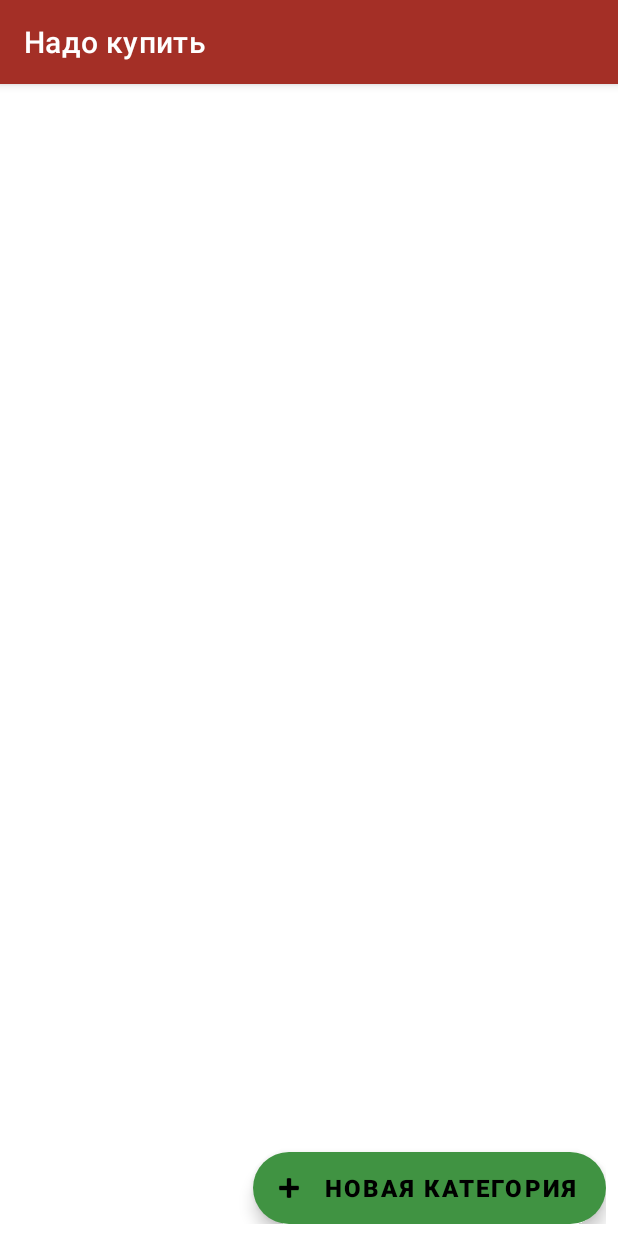
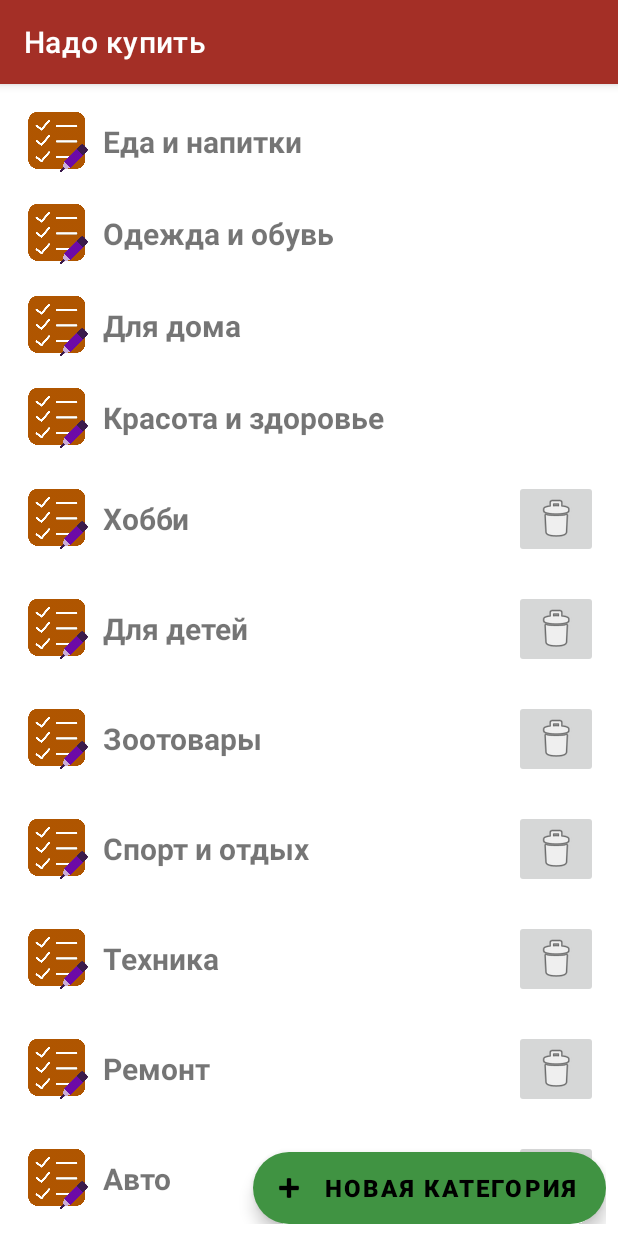
Before and after one commit to olyana86/shopping_lists_app, an Android app: the CategoriesListActivity screen opened directly, with no data from a screen before it, on a phone screen of 412 x 824 dp. Run offline under Robolectric (Android 15) with nearby library versions, the phone set to English and light mode, and no system bars; our stand-ins replace Room's generated code, data binding.

Commit message:
RecyclerView for CategoriesListActivity added.

```diff
--- a/app/src/main/java/com/example/shoppinglistsapp/data/database/ShoppingListsDatabase.kt
+++ b/app/src/main/java/com/example/shoppinglistsapp/data/database/ShoppingListsDatabase.kt
@@ -52,10 +52,15 @@ abstract class ShoppingListsDatabase : RoomDatabase() {
                     GlobalScope.launch {
                         getInstance(context).itemPriorityDao().insertAllPriorities(PrepopulateData.priorities)
                         getInstance(context).itemCategoryDao().insertAllCategories(PrepopulateData.categories)
+                        getInstance(context).listDao().insertList(PrepopulateData.commonList)
                     }
                 }
             }
         object PrepopulateData {
+            val commonList = ListEntity(
+                list_id = 1,
+                listName = "Общий список"
+            )
             val priorities = listOf(
                 ItemPriorityEntity(
                     priority_id = 1,
--- a/app/src/main/java/com/example/shoppinglistsapp/presentation/activity/CategoriesListActivity.kt
+++ b/app/src/main/java/com/example/shoppinglistsapp/presentation/activity/CategoriesListActivity.kt
@@ -1,21 +1,54 @@
 package com.example.shoppinglistsapp.presentation.activity
 
+import android.content.Intent
 import androidx.appcompat.app.AppCompatActivity
 import android.os.Bundle
 import androidx.databinding.DataBindingUtil
+import androidx.lifecycle.Observer
+import androidx.lifecycle.ViewModelProvider
+import androidx.recyclerview.widget.LinearLayoutManager
 import com.example.shoppinglistsapp.R
+import com.example.shoppinglistsapp.data.database.ShoppingListsDatabase
+import com.example.shoppinglistsapp.data.entity.ItemCategoryEntity
+import com.example.shoppinglistsapp.data.repository.ShoppingListsRepository
 import com.example.shoppinglistsapp.databinding.ActivityCategoriesListBinding
+import com.example.shoppinglistsapp.presentation.adapter.AllCategoriesEditableRecyclerViewAdapter
 import com.example.shoppinglistsapp.presentation.fragment.EditableCategoryDialogFragment
+import com.example.shoppinglistsapp.presentation.viewmodel.CategoriesListViewModel
+import com.example.shoppinglistsapp.presentation.viewmodel.CategoriesListViewModelFactory
 
 class CategoriesListActivity : AppCompatActivity() {
     override fun onCreate(savedInstanceState: Bundle?) {
         super.onCreate(savedInstanceState)
         val binding: ActivityCategoriesListBinding = DataBindingUtil.setContentView(this, R.layout.activity_categories_list)
 
-        binding.allCategoriesRecyclerview
+        val database = ShoppingListsDatabase.getInstance(this)
+        val repository = ShoppingListsRepository(database)
+        val factory = CategoriesListViewModelFactory(repository)
+        val viewModel = ViewModelProvider(this, factory)[CategoriesListViewModel::class.java]
+
+        binding.allCategoriesRecyclerview.layoutManager = LinearLayoutManager(this)
+        val adapterCategories = AllCategoriesEditableRecyclerViewAdapter {itemCategoryEntity: ItemCategoryEntity ->
+            categoryItemClicked(itemCategoryEntity)
+        }
+        binding.allCategoriesRecyclerview.adapter = adapterCategories
+        viewModel.getAllCategories().observe(this, Observer {
+            adapterCategories.setAllCategoriesList(it)
+            adapterCategories.notifyDataSetChanged()
+        })
 
         binding.addNewCategoryFab.setOnClickListener {
 
         }
     }
+
+    private fun categoryItemClicked(itemCategoryEntity: ItemCategoryEntity) {
+        val categoryId = itemCategoryEntity.category_id
+        val categoryName = itemCategoryEntity.categoryName
+        val navigateToChosenCategoryList = Intent(this, CategoryAutoListActivity::class.java)
+        navigateToChosenCategoryList.putExtra("ID", categoryId)
+        navigateToChosenCategoryList.putExtra("NAME", categoryName)
+        navigateToChosenCategoryList.flags = Intent.FLAG_ACTIVITY_NEW_TASK
+        startActivity(navigateToChosenCategoryList)
+    }
 }
--- /dev/null
+++ b/app/src/main/java/com/example/shoppinglistsapp/presentation/adapter/AllCategoriesEditableRecyclerViewAdapter.kt
@@ -0,0 +1,55 @@
+package com.example.shoppinglistsapp.presentation.adapter
+
+import android.view.LayoutInflater
+import android.view.ViewGroup
+import androidx.core.view.isVisible
+import androidx.databinding.DataBindingUtil
+import androidx.recyclerview.widget.RecyclerView
+import com.example.shoppinglistsapp.R
+import com.example.shoppinglistsapp.data.entity.ItemCategoryEntity
+import com.example.shoppinglistsapp.databinding.RecyclerCategoryFullBinding
+
+class AllCategoriesEditableRecyclerViewAdapter(private val clickListener: (ItemCategoryEntity) -> Unit) :
+RecyclerView.Adapter<CategoriesEditableViewHolder>() {
+    private val categories = ArrayList<ItemCategoryEntity>()
+
+    override fun onCreateViewHolder(parent: ViewGroup, viewType: Int): CategoriesEditableViewHolder {
+        val layoutInflater = LayoutInflater.from(parent.context)
+        val binding: RecyclerCategoryFullBinding = DataBindingUtil.inflate(layoutInflater, R.layout.recycler_category_full, parent, false)
+        return CategoriesEditableViewHolder(binding)
+    }
+
+    override fun onBindViewHolder(holder: CategoriesEditableViewHolder, position: Int) {
+        holder.bind(categories[position], clickListener)
+    }
+
+    override fun getItemCount(): Int {
+        return  categories.size
+    }
+
+    fun setAllCategoriesList(categoriesNames: List<ItemCategoryEntity>) {
+        categories.clear()
+        categories.addAll(categoriesNames)
+    }
+}
+
+class CategoriesEditableViewHolder (val binding: RecyclerCategoryFullBinding) : RecyclerView.ViewHolder(binding.root) {
+    fun bind(itemCategoryEntity: ItemCategoryEntity, clickListener: (ItemCategoryEntity) -> Unit) {
+        binding.fullCategoryTitleText.text = itemCategoryEntity.categoryName
+
+        if(itemCategoryEntity.categoryIsEditable) {
+        binding.fullCategoryEditBtn.isVisible = true
+        }
+
+        if(itemCategoryEntity.categoryIsDeletable) {
+            binding.fullCategoryDeleteBtn.isVisible = true
+            binding.fullCategoryDeleteBtn.setOnClickListener {
+
+            }
+        }
+
+        binding.oneFullCategoryItem.setOnClickListener {
+            clickListener(itemCategoryEntity)
+        }
+    }
+}
--- a/app/src/main/java/com/example/shoppinglistsapp/presentation/adapter/AllListsMainRecyclerViewAdapter.kt
+++ b/app/src/main/java/com/example/shoppinglistsapp/presentation/adapter/AllListsMainRecyclerViewAdapter.kt
@@ -30,7 +30,6 @@ RecyclerView.Adapter<UserListsViewHolder>() {
         userLists.clear()
         userLists.addAll(listsTitles)
     }
-
 }
 
 class UserListsViewHolder (val binding: RecyclerListBinding) : RecyclerView.ViewHolder(binding.root) {
--- a/app/src/main/java/com/example/shoppinglistsapp/presentation/viewmodel/CategoriesListViewModel.kt
+++ b/app/src/main/java/com/example/shoppinglistsapp/presentation/viewmodel/CategoriesListViewModel.kt
@@ -1,4 +1,18 @@
 package com.example.shoppinglistsapp.presentation.viewmodel
 
-class CategoriesListViewModel {
+import androidx.lifecycle.ViewModel
+import androidx.lifecycle.liveData
+import com.example.shoppinglistsapp.data.repository.ShoppingListsRepository
+
+class CategoriesListViewModel(private val repository: ShoppingListsRepository) : ViewModel() {
+
+    fun getAllCategories() = liveData {
+        repository.allCategories.collect {
+            emit(it)
+        }
+    }
+
+    override fun onCleared() {
+        super.onCleared()
+    }
 }
--- /dev/null
+++ b/app/src/main/java/com/example/shoppinglistsapp/presentation/viewmodel/CategoriesListViewModelFactory.kt
@@ -0,0 +1,13 @@
+package com.example.shoppinglistsapp.presentation.viewmodel
+
+import androidx.lifecycle.ViewModel
+import androidx.lifecycle.ViewModelProvider
+import com.example.shoppinglistsapp.data.repository.ShoppingListsRepository
+
+@Suppress("UNCHECKED_CAST")
+class CategoriesListViewModelFactory (val repository: ShoppingListsRepository) :
+ViewModelProvider.NewInstanceFactory() {
+    override fun <T : ViewModel> create(modelClass: Class<T>): T {
+        return CategoriesListViewModel(repository) as T
+    }
+}
--- /dev/null
+++ b/app/src/main/res/layout/recycler_category_full.xml
@@ -0,0 +1,52 @@
+<?xml version="1.0" encoding="utf-8"?>
+<layout xmlns:app="http://schemas.android.com/apk/res-auto"
+    xmlns:android="http://schemas.android.com/apk/res/android">
+    <RelativeLayout
+        android:id="@+id/one_full_category_item"
+        android:layout_width="match_parent"
+        android:layout_height="wrap_content"
+        android:layout_margin="5dp"
+        android:paddingVertical="5dp">
+
+        <ImageView
+            android:id="@+id/full_category_icon"
+            android:layout_width="40dp"
+            android:layout_height="40dp"
+            android:layout_centerVertical="true"
+            android:layout_marginLeft="5dp"
+            android:src="@drawable/shopping_icon" />
+
+        <TextView
+            android:id="@+id/full_category_title_text"
+            android:layout_width="wrap_content"
+            android:layout_height="wrap_content"
+            android:layout_toEndOf="@id/full_category_icon"
+            android:layout_toStartOf="@id/full_category_edit_btn"
+            android:layout_centerVertical="true"
+            android:ellipsize="end"
+            android:maxLines="1"
+            android:paddingHorizontal="10dp"
+            android:text="Category of items"
+            android:textSize="20sp"
+            android:textStyle="bold" />
+
+        <ImageButton
+            android:id="@+id/full_category_edit_btn"
+            android:layout_width="wrap_content"
+            android:layout_height="wrap_content"
+            android:layout_centerVertical="true"
+            android:visibility="gone"
+            android:layout_toStartOf="@id/full_category_delete_btn"
+            app:srcCompat="@android:drawable/ic_menu_edit" />
+
+        <ImageButton
+            android:id="@+id/full_category_delete_btn"
+            android:layout_width="wrap_content"
+            android:layout_height="wrap_content"
+            android:layout_centerVertical="true"
+            android:layout_alignParentEnd="true"
+            android:visibility="gone"
+            app:srcCompat="@android:drawable/ic_menu_delete" />
+
+    </RelativeLayout>
+</layout>
```
Also changed, not shown: app/src/main/java/com/example/shoppinglistsapp/presentation/activity/MainActivity.kt (+22 -10 lines).
